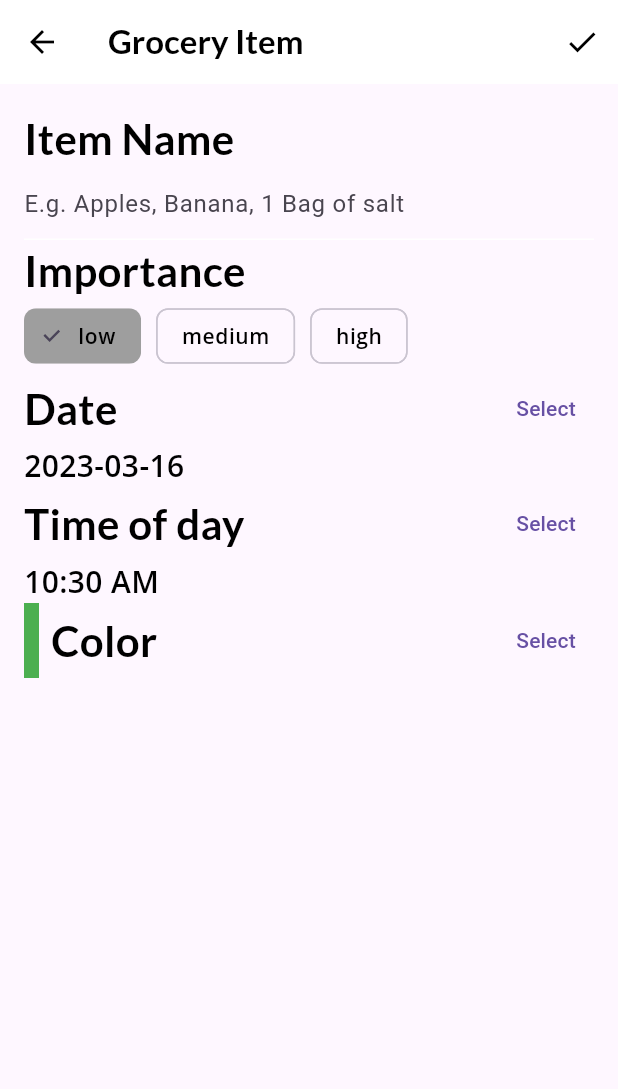
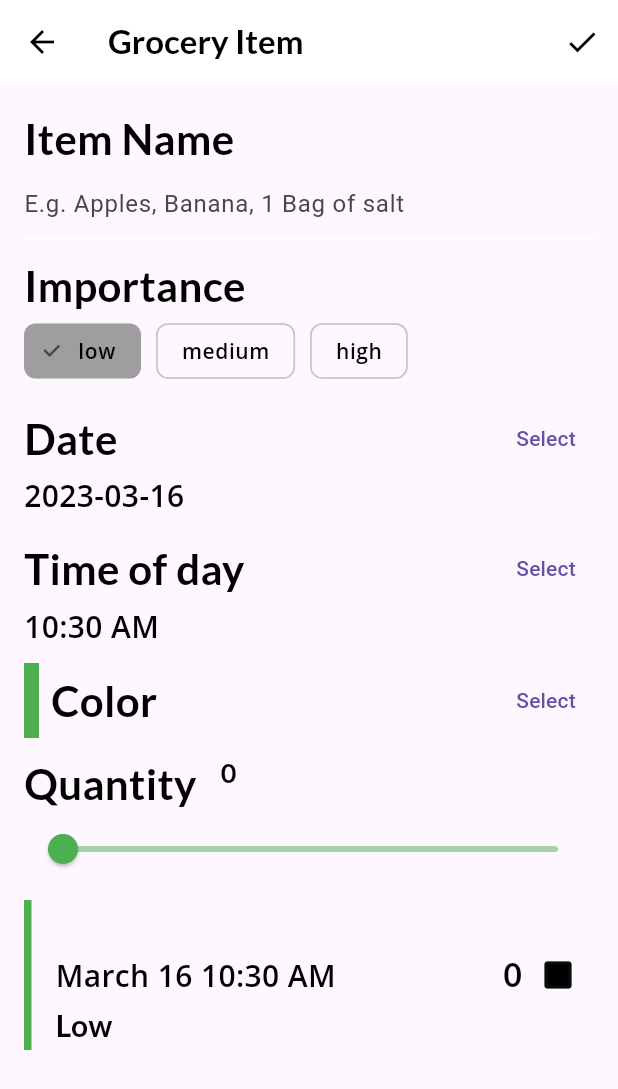
Before and after one commit to krystianpetek/LearningFlutter, a Flutter app: the GroceryScreen screen opened directly, after a tap on the "add" icon, on a phone screen of 412 x 824 dp. Shown: the top 1089 px of the screen. Run offline on Flutter 3.47's test engine with Material 2 defaults, Android fonts, the phone set to English and light mode, and no system bars; our stand-ins replace flutter_colorpicker, google_fonts.

Commit message:
Builded a last widget for quantity and component groceryTile Fixed isComplete flag in GroceryItem

```diff
--- a/book-flutter_apprentice/two_foodapp/lib/components/components.dart
+++ b/book-flutter_apprentice/two_foodapp/lib/components/components.dart
@@ -2,6 +2,7 @@ export 'circle_image.dart';
 export 'author.dart';
 export 'friend_post_tile.dart';
 export 'recipe_thumbnail.dart';
+export 'grocery_tile.dart';
 
 export 'cards/card1.dart';
 export 'cards/card2.dart';
--- /dev/null
+++ b/book-flutter_apprentice/two_foodapp/lib/components/grocery_tile.dart
@@ -0,0 +1,105 @@
+import 'package:flutter/material.dart';
+import 'package:google_fonts/google_fonts.dart';
+import 'package:intl/intl.dart';
+import 'package:two_foodapp/models/models.dart';
+
+class GroceryTile extends StatelessWidget {
+  final GroceryItem item;
+  final Function(bool?)? onComplete;
+  final TextDecoration textDecoration;
+
+  GroceryTile({
+    super.key,
+    required this.item,
+    this.onComplete,
+  }) : textDecoration = (item.isComplete)
+            ? TextDecoration.lineThrough
+            : TextDecoration.none;
+  @override
+  Widget build(BuildContext context) {
+    return SizedBox(
+      height: 100,
+      child: Row(
+        mainAxisAlignment: MainAxisAlignment.spaceBetween,
+        children: [
+          Row(
+            children: [
+              Container(
+                width: 5,
+                color: item.color,
+              ),
+              const SizedBox(
+                width: 16,
+              ),
+              Column(
+                mainAxisAlignment: MainAxisAlignment.center,
+                crossAxisAlignment: CrossAxisAlignment.start,
+                children: [
+                  Text(
+                    item.name,
+                    style: GoogleFonts.lato(
+                        decoration: textDecoration,
+                        fontSize: 21,
+                        fontWeight: FontWeight.bold),
+                  ),
+                  const SizedBox(height: 4.0),
+                  buildDate(),
+                  const SizedBox(height: 4.0),
+                  buildImportance(),
+                ],
+              ),
+            ],
+          ),
+          Row(
+            children: [
+              Text(
+                '${item.quantity}',
+                style: GoogleFonts.lato(
+                    decoration: textDecoration, fontSize: 21.0),
+              ),
+              buildCheckbox(),
+            ],
+          )
+        ],
+      ),
+    );
+  }
+
+  Widget buildImportance() {
+    if (item.importance == Importance.low) {
+      return Text(
+        'Low',
+        style: GoogleFonts.lato(
+          decoration: textDecoration,
+        ),
+      );
+    } else if (item.importance == Importance.medium) {
+      return Text('Medium',
+          style: GoogleFonts.lato(
+              fontWeight: FontWeight.w800, decoration: textDecoration));
+    } else if (item.importance == Importance.high) {
+      return Text(
+        'High',
+        style: GoogleFonts.lato(
+            color: Colors.red,
+            fontWeight: FontWeight.w900,
+            decoration: textDecoration),
+      );
+    } else {
+      throw Exception('This importance type does not exist');
+    }
+  }
+
+  Widget buildDate() {
+    final dateFormatter = DateFormat('MMMM dd h:mm a');
+    final dateString = dateFormatter.format(item.date);
+    return Text(
+      dateString,
+      style: TextStyle(decoration: textDecoration),
+    );
+  }
+
+  Widget buildCheckbox() {
+    return Checkbox(value: item.isComplete, onChanged: onComplete);
+  }
+}
--- a/book-flutter_apprentice/two_foodapp/lib/models/grocery_item.dart
+++ b/book-flutter_apprentice/two_foodapp/lib/models/grocery_item.dart
@@ -22,7 +22,7 @@ class GroceryItem {
     required this.color,
     required this.quantity,
     required this.date,
-    this.isComplete = true,
+    this.isComplete = false,
   });
 
   GroceryItem copyWith({
--- a/book-flutter_apprentice/two_foodapp/lib/models/models.dart
+++ b/book-flutter_apprentice/two_foodapp/lib/models/models.dart
@@ -5,3 +5,4 @@ export 'explore_data.dart';
 
 export 'tab_manager.dart';
 export 'grocery_manager.dart';
+export 'grocery_item.dart';
--- a/book-flutter_apprentice/two_foodapp/lib/screens/grocery_item_screen.dart
+++ b/book-flutter_apprentice/two_foodapp/lib/screens/grocery_item_screen.dart
@@ -2,6 +2,7 @@ import 'package:flutter/material.dart';
 import 'package:flutter_colorpicker/flutter_colorpicker.dart';
 import 'package:google_fonts/google_fonts.dart';
 import 'package:intl/intl.dart';
+import 'package:two_foodapp/components/components.dart';
 import 'package:two_foodapp/models/grocery_item.dart';
 
 class GroceryItemScreen extends StatefulWidget {
@@ -75,10 +76,28 @@ class GroceryItemScreenState extends State<GroceryItemScreen> {
         child: ListView(
           children: [
             buildNameField(),
+            const SizedBox(height: 10.0),
             buildImportanceField(),
+            const SizedBox(height: 10.0),
             buildDateField(context),
+            const SizedBox(height: 10.0),
             buildTimeField(context),
+            const SizedBox(height: 10.0),
             buildColorPicker(context),
+            const SizedBox(height: 10.0),
+            buildQuantityField(),
+            const SizedBox(height: 10.0),
+            GroceryTile(
+              item: GroceryItem(
+                id: 'previewMode',
+                name: _name,
+                importance: _importance,
+                color: _currentColor,
+                quantity: _currentSliderValue,
+                date: DateTime(_dueDate.year, _dueDate.month, _dueDate.day,
+                    _timeOfDay.hour, _timeOfDay.minute),
+              ),
+            ),
           ],
         ),
       ),
@@ -277,4 +296,40 @@ class GroceryItemScreenState extends State<GroceryItemScreen> {
       ],
     );
   }
+
+  Widget buildQuantityField() {
+    return Column(
+      crossAxisAlignment: CrossAxisAlignment.start,
+      children: [
+        Row(
+          crossAxisAlignment: CrossAxisAlignment.start,
+          textBaseline: TextBaseline.alphabetic,
+          children: [
+            Text(
+              'Quantity',
+              style: GoogleFonts.lato(fontSize: 28),
+            ),
+            const SizedBox(width: 16),
+            Text(
+              '${_currentSliderValue.toInt()}',
+              style: GoogleFonts.lato(fontSize: 18),
+            )
+          ],
+        ),
+        Slider(
+            value: _currentSliderValue.toDouble(),
+            inactiveColor: _currentColor.withOpacity(0.5),
+            activeColor: _currentColor,
+            min: 0.0,
+            max: 100.0,
+            divisions: 100,
+            label: '${_currentSliderValue.toInt()}',
+            onChanged: (double value) {
+              setState(() {
+                _currentSliderValue = value.toInt();
+              });
+            }),
+      ],
+    );
+  }
 }
```
